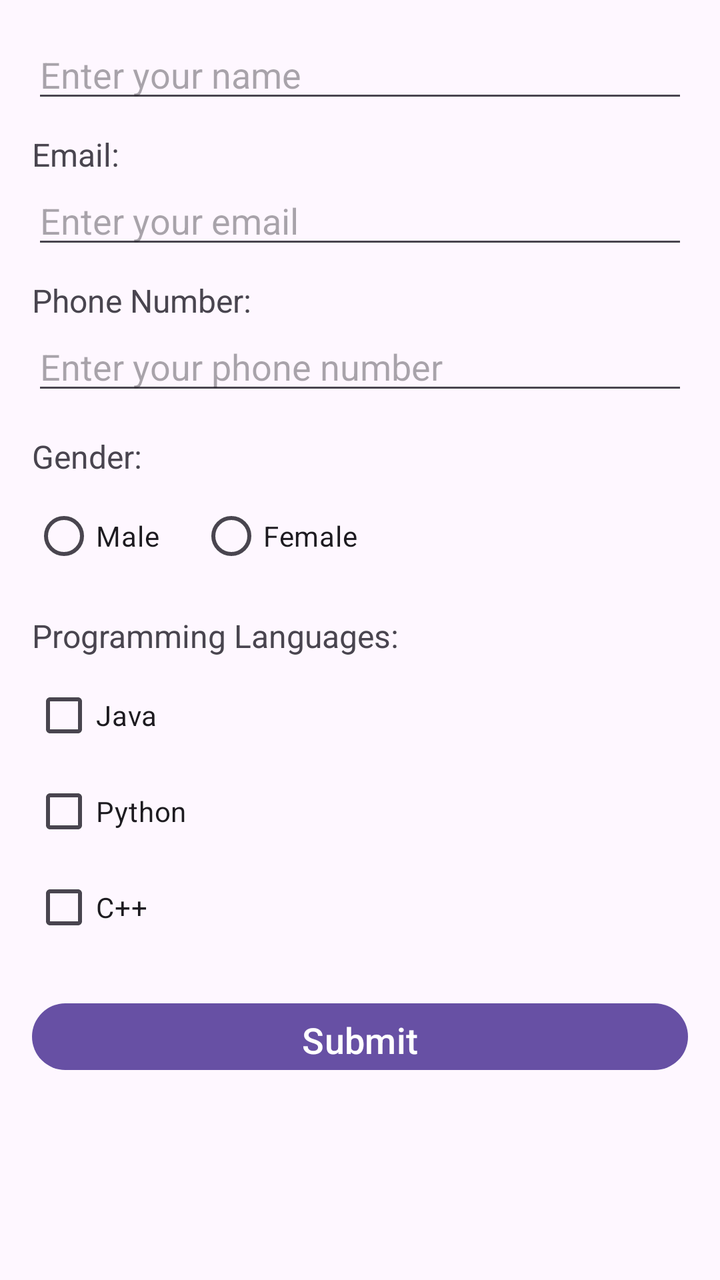
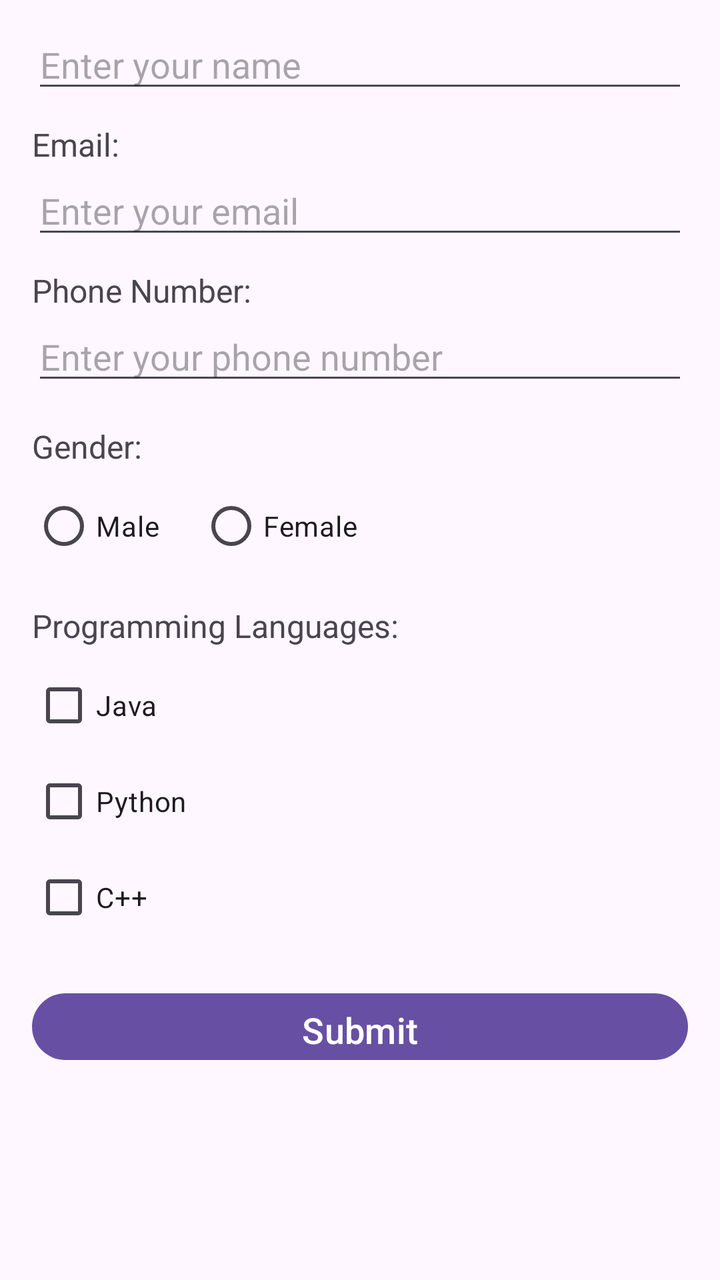

Compare the two renders of this Android layout. The source of the first and the diff that turns it into the second are given below.
<!-- AndroidManifest.xml: application theme Theme.AndroidCLASS -->
<!-- res/layout/activity_main.xml -->
<?xml version="1.0" encoding="utf-8"?>
<LinearLayout xmlns:android="http://schemas.android.com/apk/res/android"
    android:id="@+id/main"
    android:layout_width="match_parent"
    android:layout_height="match_parent"
    android:orientation="vertical"
    android:padding="16dp"
    android:gravity="center">

    <TextView
        android:layout_width="wrap_content"
        android:layout_height="wrap_content"
        android:text="Student Registration Form"
        android:textSize="24sp"
        android:textStyle="bold"
        android:layout_marginBottom="20dp" />

    
    <TextView
        android:layout_width="wrap_content"
        android:layout_height="wrap_content"
        android:text="Name:"
        android:textSize="16sp"
        android:layout_gravity="start"
        android:layout_marginTop="10dp" />

    <EditText
        android:id="@+id/editTextName"
        android:layout_width="match_parent"
        android:layout_height="wrap_content"
        android:hint="Enter your name"
        android:inputType="textPersonName" />

    
    <TextView
        android:layout_width="wrap_content"
        android:layout_height="wrap_content"
        android:text="Email:"
        android:textSize="16sp"
        android:layout_gravity="start"
        android:layout_marginTop="10dp" />

    <EditText
        android:id="@+id/editTextEmail"
        android:layout_width="match_parent"
        android:layout_height="wrap_content"
        android:hint="Enter your email"
        android:inputType="textEmailAddress" />

    
    <TextView
        android:layout_width="wrap_content"
        android:layout_height="wrap_content"
        android:text="Phone Number:"
        android:textSize="16sp"
        android:layout_gravity="start"
        android:layout_marginTop="10dp" />

    <EditText
        android:id="@+id/editTextPhone"
        android:layout_width="match_parent"
        android:layout_height="wrap_content"
        android:hint="Enter your phone number"
        android:inputType="phone" />

    
    <TextView
        android:layout_width="wrap_content"
        android:layout_height="wrap_content"
        android:text="Gender:"
        android:textSize="16sp"
        android:layout_gravity="start"
        android:layout_marginTop="15dp" />

    <RadioGroup
        android:id="@+id/radioGroupGender"
        android:layout_width="match_parent"
        android:layout_height="wrap_content"
        android:orientation="horizontal"
        android:layout_marginTop="5dp">

        <RadioButton
            android:id="@+id/radioMale"
            android:layout_width="wrap_content"
            android:layout_height="wrap_content"
            android:text="Male"
            android:layout_marginEnd="20dp" />

        <RadioButton
            android:id="@+id/radioFemale"
            android:layout_width="wrap_content"
            android:layout_height="wrap_content"
            android:text="Female" />

    </RadioGroup>

    
    <TextView
        android:layout_width="wrap_content"
        android:layout_height="wrap_content"
        android:text="Programming Languages:"
        android:textSize="16sp"
        android:layout_gravity="start"
        android:layout_marginTop="15dp" />

    <LinearLayout
        android:layout_width="match_parent"
        android:layout_height="wrap_content"
        android:orientation="vertical"
        android:layout_marginTop="5dp">

        <CheckBox
            android:id="@+id/checkBoxJava"
            android:layout_width="wrap_content"
            android:layout_height="wrap_content"
            android:text="Java" />

        <CheckBox
            android:id="@+id/checkBoxPython"
            android:layout_width="wrap_content"
            android:layout_height="wrap_content"
            android:text="Python" />

        <CheckBox
            android:id="@+id/checkBoxCpp"
            android:layout_width="wrap_content"
            android:layout_height="wrap_content"
            android:text="C++" />

    </LinearLayout>

    
    <Button
        android:id="@+id/buttonSubmit"
        android:layout_width="match_parent"
        android:layout_height="wrap_content"
        android:text="Submit"
        android:layout_marginTop="20dp"
        android:textSize="18sp" />

    
    <Button
        android:id="@+id/buttonGoToLogin"
        android:layout_width="match_parent"
        android:layout_height="wrap_content"
        android:text="Go to Login Screen"
        android:layout_marginTop="10dp"
        android:textSize="16sp"
        android:backgroundTint="@android:color/holo_blue_dark" />

    
    <Button
        android:id="@+id/buttonGoToProfile"
        android:layout_width="match_parent"
        android:layout_height="wrap_content"
        android:text="Go to Profile Screen"
        android:layout_marginTop="10dp"
        android:textSize="16sp"
        android:backgroundTint="@android:color/holo_green_dark" />

    
    <Button
        android:id="@+id/buttonGoToCitySelection"
        android:layout_width="match_parent"
        android:layout_height="wrap_content"
        android:text="Go to City Selection"
        android:layout_marginTop="10dp"
        android:textSize="16sp"
        android:backgroundTint="@android:color/holo_orange_dark" />

    
    <Button
        android:id="@+id/buttonGoToLanguageSelection"
        android:layout_width="match_parent"
        android:layout_height="wrap_content"
        android:text="Go to Language Selection"
        android:layout_marginTop="10dp"
        android:textSize="16sp"
        android:backgroundTint="@android:color/holo_purple" />

    
    <Button
        android:id="@+id/buttonGoToImplicitIntent"
        android:layout_width="match_parent"
        android:layout_height="wrap_content"
        android:text="Go to Implicit Intent Examples"
        android:layout_marginTop="10dp"
        android:textSize="16sp"
        android:backgroundTint="@android:color/darker_gray" />

    
    <Button
        android:id="@+id/buttonGoToStudentForm"
        android:layout_width="match_parent"
        android:layout_height="wrap_content"
        android:text="Go to Student Form"
        android:layout_marginTop="10dp"
        android:textSize="16sp"
        android:backgroundTint="@android:color/holo_purple" />

    
    <Button
        android:id="@+id/buttonGoToHelloName"
        android:layout_width="match_parent"
        android:layout_height="wrap_content"
        android:text="Go to Hello Name App"
        android:layout_marginTop="10dp"
        android:textSize="16sp"
        android:backgroundTint="@android:color/holo_blue_dark" />

    
    <Button
        android:id="@+id/buttonGoToColorPicker"
        android:layout_width="match_parent"
        android:layout_height="wrap_content"
        android:text="Go to Color Picker App"
        android:layout_marginTop="10dp"
        android:textSize="16sp"
        android:backgroundTint="@android:color/holo_red_dark" />

    
    <Button
        android:id="@+id/buttonGoToRadioButton"
        android:layout_width="match_parent"
        android:layout_height="wrap_content"
        android:text="Go to RadioButton Example"
        android:layout_marginTop="10dp"
        android:textSize="16sp"
        android:backgroundTint="@android:color/holo_blue_bright" />

    
    <Button
        android:id="@+id/buttonGoToCardView"
        android:layout_width="match_parent"
        android:layout_height="wrap_content"
        android:text="Go to CardView Example"
        android:layout_marginTop="10dp"
        android:textSize="16sp"
        android:backgroundTint="@android:color/holo_purple" />

    
    <Button
        android:id="@+id/buttonGoToFragment"
        android:layout_width="match_parent"
        android:layout_height="wrap_content"
        android:text="Go to Fragment Example"
        android:layout_marginTop="10dp"
        android:textSize="16sp"
        android:backgroundTint="@android:color/holo_blue_bright" />

    
    <Button
        android:id="@+id/buttonGoToSplash"
        android:layout_width="match_parent"
        android:layout_height="wrap_content"
        android:text="Go to Splash Screen Demo"
        android:layout_marginTop="10dp"
        android:textSize="16sp"
        android:backgroundTint="@android:color/holo_green_dark" />

    
    <Button
        android:id="@+id/buttonGoToListView"
        android:layout_width="match_parent"
        android:layout_height="wrap_content"
        android:text="Go to ListView with Adapter"
        android:layout_marginTop="10dp"
        android:textSize="16sp"
        android:backgroundTint="@android:color/holo_orange_dark" />

    
    <Button
        android:id="@+id/buttonGoToViewPager"
        android:layout_width="match_parent"
        android:layout_height="wrap_content"
        android:text="Go to ViewPager Example"
        android:layout_marginTop="10dp"
        android:textSize="16sp"
        android:backgroundTint="@android:color/holo_blue_dark" />

    
    <Button
        android:id="@+id/buttonGoToContextMenu"
        android:layout_width="match_parent"
        android:layout_height="wrap_content"
        android:text="Go to Context Menu Example"
        android:layout_marginTop="10dp"
        android:textSize="16sp"
        android:backgroundTint="@android:color/holo_red_light" />

    
    <Button
        android:id="@+id/buttonGoToCollegeWebsite"
        android:layout_width="match_parent"
        android:layout_height="wrap_content"
        android:text="Go to College Website"
        android:layout_marginTop="10dp"
        android:textSize="16sp"
        android:backgroundTint="@android:color/holo_green_dark" />

    
    <Button
        android:id="@+id/buttonGoToCampusLostFound"
        android:layout_width="match_parent"
        android:layout_height="wrap_content"
        android:text="Campus Lost &amp; Found App 📱"
        android:layout_marginTop="10dp"
        android:textSize="16sp"
        android:backgroundTint="@android:color/holo_purple"
        android:drawableLeft="@android:drawable/ic_menu_search"
        android:drawablePadding="8dp" />

</LinearLayout>
<!-- resources referenced by this layout -->
<resources>
  <style name="Theme.AndroidCLASS" parent="Base.Theme.AndroidCLASS" />
  <style name="Base.Theme.AndroidCLASS" parent="Theme.Material3.DayNight.NoActionBar">
          
          
      </style>
</resources>

<!-- the commit's change to res/layout/activity_main.xml (unified diff, before → after) -->
@@ -310,4 +310,16 @@
         android:drawableLeft="@android:drawable/ic_menu_search"
         android:drawablePadding="8dp" />
 
+    
+    <Button
+        android:id="@+id/buttonGoToBatteryDemo"
+        android:layout_width="match_parent"
+        android:layout_height="wrap_content"
+        android:text="Broadcast Receiver - Battery Demo 🔋"
+        android:layout_marginTop="10dp"
+        android:textSize="16sp"
+        android:backgroundTint="@android:color/holo_orange_dark"
+        android:drawableLeft="@android:drawable/ic_lock_power_off"
+        android:drawablePadding="8dp" />
+
 </LinearLayout>
